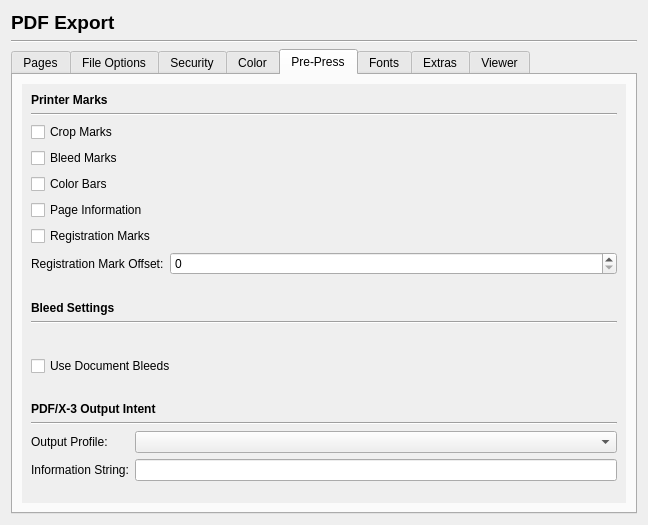
This is scribus/ui/prefs_pdfexportbase.ui in scribusproject/scribus as Qt 5 draws it before an edit. The edited form follows.
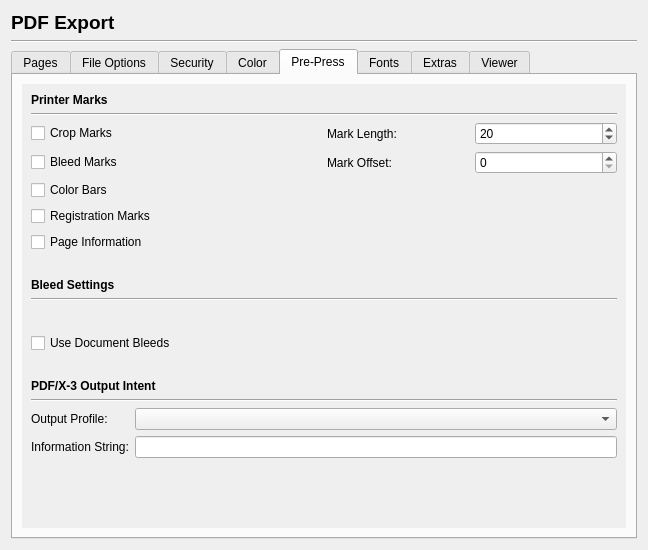
This is the edited form. The open tabs and pages were chosen to show the change. Custom widgets are drawn as their Qt base class.

Commit message: #7793: Make crop mark length user-settable

What changed in the file:
```diff
--- a/scribus/ui/prefs_pdfexportbase.ui
+++ b/scribus/ui/prefs_pdfexportbase.ui
@@ -7,7 +7,7 @@
     <x>0</x>
     <y>0</y>
     <width>648</width>
-    <height>525</height>
+    <height>550</height>
    </rect>
   </property>
   <property name="windowTitle">
@@ -1012,8 +1012,8 @@
            <rect>
             <x>0</x>
             <y>0</y>
-            <width>563</width>
-            <height>470</height>
+            <width>577</width>
+            <height>436</height>
            </rect>
           </property>
           <layout class="QVBoxLayout" name="verticalLayout_18">
@@ -1038,52 +1038,90 @@
             </widget>
            </item>
            <item>
-            <layout class="QFormLayout" name="formLayout_7">
-             <item row="3" column="0" colspan="2">
-              <widget class="QCheckBox" name="printPageInfoCheckBox">
-               <property name="text">
-                <string>Page Information</string>
-               </property>
-              </widget>
+            <layout class="QGridLayout" name="gridLayout">
+             <item row="0" column="1">
+              <layout class="QHBoxLayout" name="horizontalLayout_11">
+               <item>
+                <widget class="QLabel" name="label_43">
+                 <property name="text">
+                  <string>Mark Length:</string>
+                 </property>
+                </widget>
+               </item>
+               <item>
+                <widget class="ScrSpinBox" name="markLengthSpinBox">
+                 <property name="minimum">
+                  <number>1</number>
+                 </property>
+                 <property name="maximum">
+                  <number>100</number>
+                 </property>
+                 <property name="value">
+                  <number>20</number>
+                 </property>
+                </widget>
+               </item>
+              </layout>
              </item>
-             <item row="4" column="0" colspan="2">
-              <widget class="QCheckBox" name="printRegistrationMarksCheckBox">
-               <property name="text">
-                <string>Registration Marks</string>
-               </property>
-              </widget>
-             </item>
-             <item row="5" column="1">
-              <widget class="ScrSpinBox" name="registrationMarkOffsetSpinBox"/>
-             </item>
-             <item row="5" column="0">
-              <widget class="QLabel" name="label_17">
-               <property name="text">
-                <string>Registration Mark Offset:</string>
-               </property>
-              </widget>
-             </item>
-             <item row="0" column="0" colspan="2">
-              <widget class="QCheckBox" name="printCropMarksCheckBox">
-               <property name="text">
-                <string>Crop Marks</string>
-               </property>
-              </widget>
-             </item>
-             <item row="1" column="0" colspan="2">
+             <item row="1" column="0">
               <widget class="QCheckBox" name="printBleedMarksCheckBox">
                <property name="text">
                 <string>Bleed Marks</string>
                </property>
               </widget>
              </item>
-             <item row="2" column="0" colspan="2">
+             <item row="2" column="0">
               <widget class="QCheckBox" name="printColorBarsCheckBox">
                <property name="text">
                 <string>Color Bars</string>
                </property>
               </widget>
              </item>
+             <item row="3" column="0">
+              <widget class="QCheckBox" name="printRegistrationMarksCheckBox">
+               <property name="text">
+                <string>Registration Marks</string>
+               </property>
+              </widget>
+             </item>
+             <item row="4" column="0">
+              <widget class="QCheckBox" name="printPageInfoCheckBox">
+               <property name="text">
+                <string>Page Information</string>
+               </property>
+              </widget>
+             </item>
+             <item row="0" column="0">
+              <layout class="QHBoxLayout" name="horizontalLayout_13">
+               <property name="rightMargin">
+                <number>0</number>
+               </property>
+               <property name="bottomMargin">
+                <number>0</number>
+               </property>
+               <item>
+                <widget class="QCheckBox" name="printCropMarksCheckBox">
+                 <property name="text">
+                  <string>Crop Marks</string>
+                 </property>
+                </widget>
+               </item>
+              </layout>
+             </item>
+             <item row="1" column="1">
+              <layout class="QHBoxLayout" name="horizontalLayout_12">
+               <item>
+                <widget class="QLabel" name="label_17">
+                 <property name="text">
+                  <string>Mark Offset:</string>
+                 </property>
+                </widget>
+               </item>
+               <item>
+                <widget class="ScrSpinBox" name="markOffsetSpinBox"/>
+               </item>
+              </layout>
+             </item>
             </layout>
            </item>
            <item>
```
Left out of the diff: 27 changed lines with no effect on the pictures. The commit also changes 22 other files.
